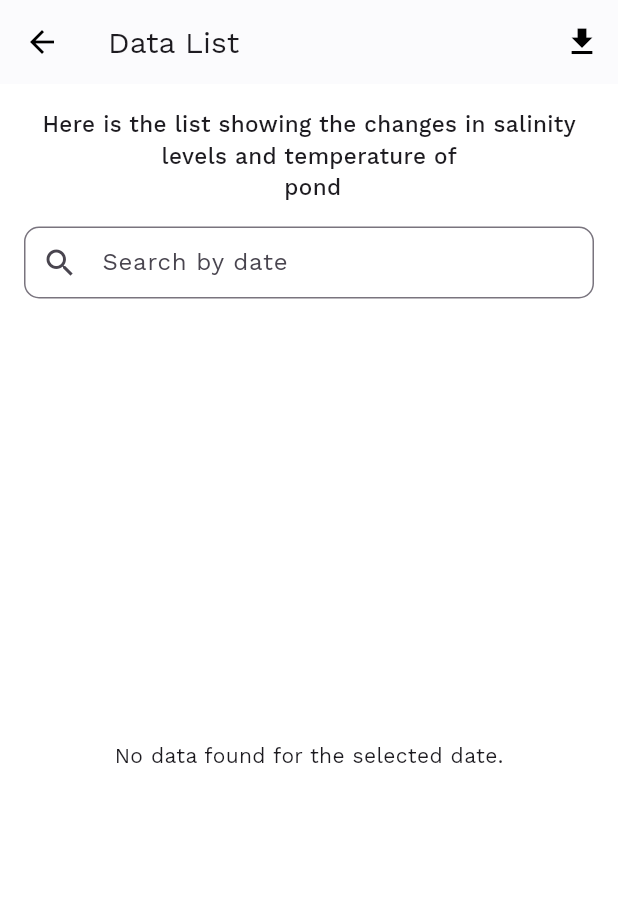
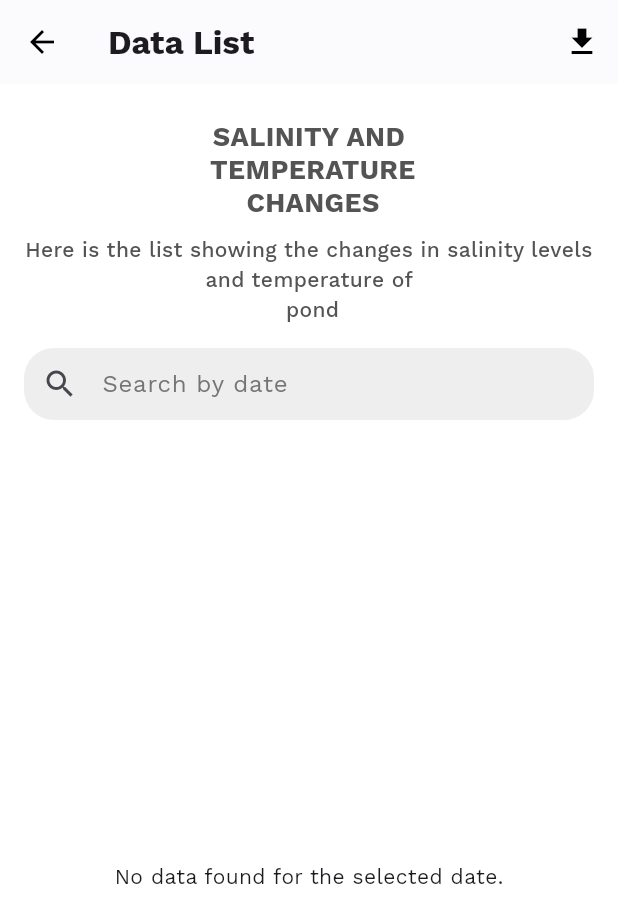
Before and after one commit to sharahmichelle/SALTIK, a Flutter app: the StatisticListPage screen opened directly with empty values, on a phone screen of 412 x 824 dp. Shown: the top 923 px of the screen. Run offline on Flutter 3.47's test engine with Material 3 defaults, Android fonts, the light colour scheme and no system bars; our stand-ins replace awesome_notifications, cloud_firestore, firebase_auth, firebase_core, firebase_database, firebase_storage and 4 more; missing offline and left inert: android_path_provider, excel; accounts and stored records are empty.

Commit message:
Update history for pond name changes, edit_pond for input variable, pond_status for the pond name, and statistics_list for design changes

```diff
--- a/saltik/lib/screens/statistics_list.dart
+++ b/saltik/lib/screens/statistics_list.dart
@@ -92,7 +92,6 @@ class _StatisticListPageState extends State<StatisticListPage> {
     }
   }
 
-
   @override
   Widget build(BuildContext context) {
     return Scaffold(
@@ -101,14 +100,13 @@ class _StatisticListPageState extends State<StatisticListPage> {
         backgroundColor: Colors.white,
         title: Text(
           "Data List",
-          style: GoogleFonts.workSans(fontWeight: FontWeight.normal, fontSize: 20),
+          style: GoogleFonts.workSans(fontWeight: FontWeight.bold),
         ),
         leading: IconButton(
           icon: const Icon(Icons.arrow_back, color: Colors.black),
           onPressed: () => Navigator.pop(context),
         ),
         elevation: 0.5,
-
         actions: [
           IconButton(
             icon: const Icon(Icons.download, color: Colors.black),
@@ -128,7 +126,7 @@ class _StatisticListPageState extends State<StatisticListPage> {
                 await _exportToExcel(context, docs);
               } else {
                 ScaffoldMessenger.of(context).showSnackBar(
-                const SnackBar(content: Text("No data available to export."))
+                  const SnackBar(content: Text("No data available to export.")),
                 );
               }
             },
@@ -137,18 +135,26 @@ class _StatisticListPageState extends State<StatisticListPage> {
       ),
       body: SingleChildScrollView(
         child: Padding(
-          padding: const EdgeInsets.all(16.0),
-          child: ConstrainedBox(
-            constraints: const BoxConstraints(
-              minHeight: 0, // Allows flexible height
-              minWidth: double.infinity,
-            ),
+          padding: const EdgeInsets.symmetric(horizontal: 16.0, vertical: 24.0),
           child: Column(
             crossAxisAlignment: CrossAxisAlignment.start,
             children: [
+              Center(
+                child: Text(
+                  "SALINITY AND \n TEMPERATURE \n CHANGES",
+                  style: GoogleFonts.workSans(
+                    fontWeight: FontWeight.bold,
+                    color: Color(0xFF545454),
+                    fontSize: 18,
+                    height: 1.2,
+                  ),
+                  textAlign: TextAlign.center,
+                ),
+              ),
+              const SizedBox(height: 10),
               Text(
                 "Here is the list showing the changes in salinity levels and temperature of \n${widget.speciesName.toLowerCase()} pond",
-                  style: GoogleFonts.workSans(fontSize: 15, fontWeight: FontWeight.w500),
+                style: GoogleFonts.workSans(fontSize: 14, fontWeight: FontWeight.w500, color: Color(0xFF545454)),
                 textAlign: TextAlign.center,
               ),
               const SizedBox(height: 16),
@@ -157,11 +163,15 @@ class _StatisticListPageState extends State<StatisticListPage> {
                 controller: _searchController,
                 decoration: InputDecoration(
                   hintText: "Search by date",
+                  hintStyle: TextStyle(color: Colors.grey[600]),
                   prefixIcon: const Icon(Icons.search),
+                  filled: true,
+                  fillColor: Colors.grey[200],
                   contentPadding: const EdgeInsets.symmetric(vertical: 5.0),
                   border: OutlineInputBorder(
-                      borderRadius:
-                      BorderRadius.circular(10)),
+                    borderRadius: BorderRadius.circular(20),
+                    borderSide: BorderSide.none,
+                  ),
                 ),
                 onChanged: (value) {
                   setState(() {
@@ -169,7 +179,6 @@ class _StatisticListPageState extends State<StatisticListPage> {
                   });
                 },
               ),
-
               const SizedBox(height: 16),
               SizedBox( // Limits the height of ListView so scrolling works properly
                 height: MediaQuery.of(context).size.height * 0.7,
@@ -185,9 +194,9 @@ class _StatisticListPageState extends State<StatisticListPage> {
                     List<QueryDocumentSnapshot> filteredDocs = docs.where((doc) {
                       var data = doc.data() as Map<String, dynamic>;
                       Timestamp timestamp = data['timestamp'] as Timestamp;
-                        String formattedDate = DateFormat('MM/dd/yyyy').format(timestamp.toDate());
+                      String formattedDate = DateFormat('MMMM dd, yyyy').format(timestamp.toDate());
 
-                        return _searchQuery.isEmpty || formattedDate.contains(_searchQuery);
+                      return _searchQuery.isEmpty || formattedDate.toLowerCase().contains(_searchQuery.toLowerCase());
                     }).toList();
 
                     if (filteredDocs.isEmpty) {
@@ -209,8 +218,8 @@ class _StatisticListPageState extends State<StatisticListPage> {
                         return ListTile(
                           leading: ClipOval(
                             child: Container(
-                                width: 50,
-                                height: 50,
+                              width: 55,
+                              height: 70,
                               decoration: const BoxDecoration(
                                 gradient: RadialGradient(
                                   colors: [Colors.white, Colors.blue],
@@ -219,12 +228,13 @@ class _StatisticListPageState extends State<StatisticListPage> {
                               ),
                               child: Center(
                                 child: Text(
-                                    "${salinity.toInt()} ppt",
+                                  "${salinity.toInt()}\nppt",
                                   textAlign: TextAlign.center,
                                   style: const TextStyle(
-                                      fontSize: 16,
+                                    fontSize: 14,
                                     fontWeight: FontWeight.bold,
                                     color: Colors.black,
+                                    height: 1.0
                                   ),
                                 ),
                               ),
@@ -232,9 +242,11 @@ class _StatisticListPageState extends State<StatisticListPage> {
                           ),
                           title: Text(
                             DateFormat('MMMM dd, yyyy').format(dateTime),
-                              style: const TextStyle(fontWeight: FontWeight.bold),
+                            style: const TextStyle(fontWeight: FontWeight.bold, fontSize: 15),
                           ),
-                            subtitle: Text("Temperature: ${temperature.toInt()}°C"),
+                          subtitle: Text("Temperature: ${temperature.toInt()}°C",
+                           style: const TextStyle(fontWeight: FontWeight.normal, fontSize: 12),
+                          ),
                           trailing: Text(
                             DateFormat('hh:mm a').format(dateTime),
                             style: const TextStyle(fontWeight: FontWeight.bold, color: Colors.black),
@@ -249,7 +261,6 @@ class _StatisticListPageState extends State<StatisticListPage> {
           ),
         ),
       ),
-      ),
     );
   }
 }
```
Also changed, not shown: saltik/lib/screens/edit_pond.dart (+43 -0 lines), saltik/lib/screens/history.dart (+47 -13 lines), saltik/lib/screens/pond_status.dart (+7 -1 lines), 125 other files. Lines whose indentation alone changed are shown as unchanged.
